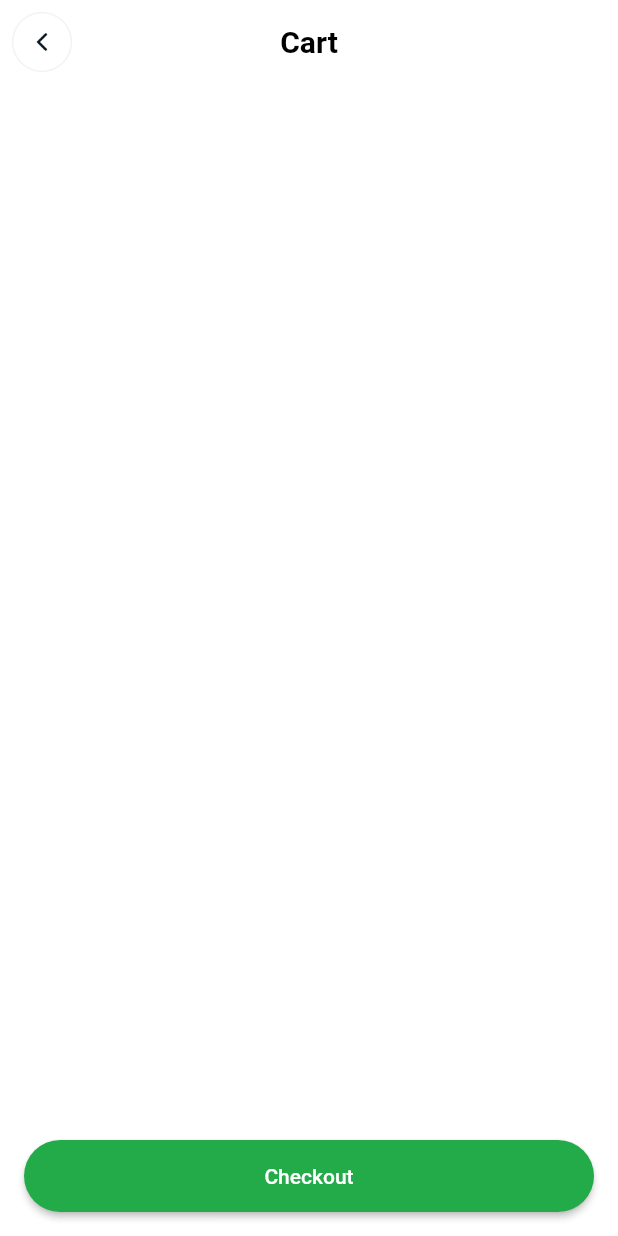
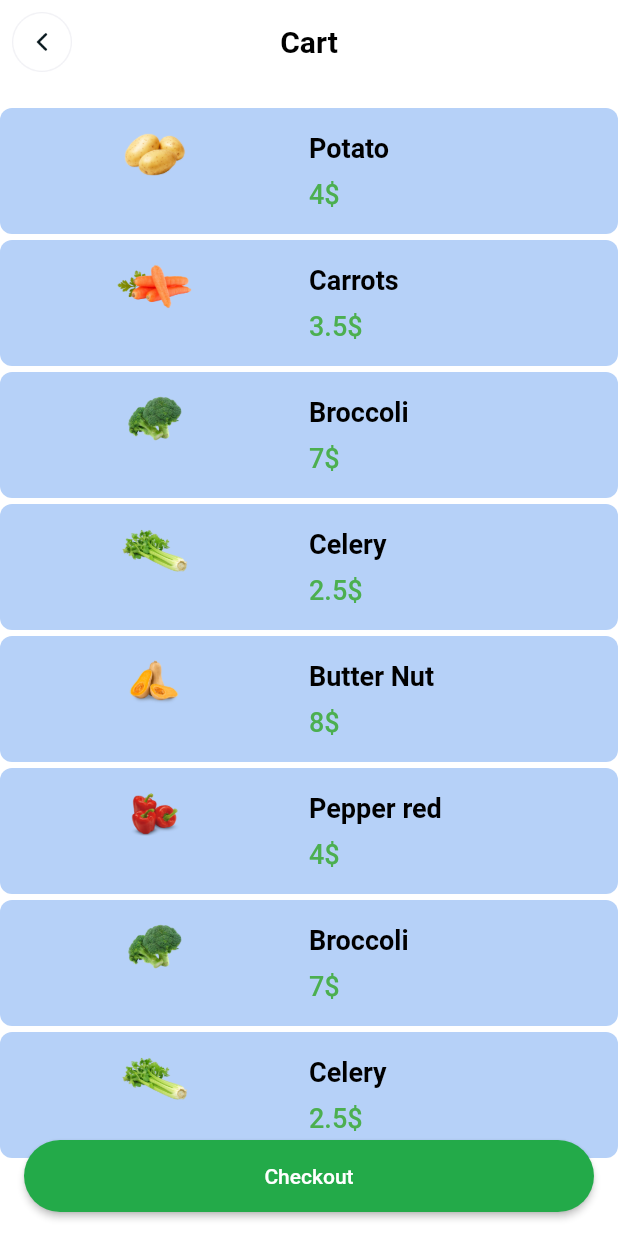
Before and after one commit to vtthinh17/CT484_Grocery_Store, a Flutter app: the CartScreen screen opened by its route, on a phone screen of 412 x 824 dp. Run offline on Flutter 3.47's test engine with Material 2 defaults, Android fonts, the phone set to English and light mode, and no system bars; our stand-ins replace carousel_slider.

Commit message:
final commit

```diff
--- a/lib/main.dart
+++ b/lib/main.dart
@@ -1,5 +1,4 @@
 import 'package:flutter/material.dart';
-import 'package:grocery_app/screens/details_product.dart';
 import 'utils/ui.dart';
 import 'utils/routes.dart';
 void main() {
--- /dev/null
+++ b/lib/models/cart_data.dart
@@ -0,0 +1,15 @@
+class CartItemModel{
+  final String name,imagePath,price;
+  CartItemModel({required this.name, required this.imagePath, required this.price});
+
+  static final cartItemList = [
+    CartItemModel(name: "Potato", imagePath: "assets/images/potato.png", price: "4\$"),
+    CartItemModel(name: "Carrots", imagePath: "assets/images/carrots.png", price: "3.5\$"),
+    CartItemModel(name: "Broccoli", imagePath: "assets/images/broccoli.png", price: "7\$"),
+    CartItemModel(name: "Celery", imagePath: "assets/images/celery.png", price: "2.5\$"),
+    CartItemModel(name: "Butter Nut", imagePath: "assets/images/butternut.png", price: "8\$"),
+    CartItemModel(name: "Pepper red", imagePath: "assets/images/pepper_red.png", price: "4\$"),
+    CartItemModel(name: "Broccoli", imagePath: "assets/images/broccoli.png", price: "7\$"),
+    CartItemModel(name: "Celery", imagePath: "assets/images/celery.png", price: "2.5\$"),
+  ];
+}
--- a/lib/screens/cart_screen.dart
+++ b/lib/screens/cart_screen.dart
@@ -1,5 +1,6 @@
 import 'package:flutter/material.dart';
 import '../utils/models.dart';
+import '../widgets/cart_item.dart';
 
 class CartScreen extends StatelessWidget {
   const CartScreen({Key? key}) : super(key: key);
@@ -32,17 +33,14 @@ class CartScreen extends StatelessWidget {
         children: [
           Container(
             margin: const EdgeInsets.symmetric(vertical: 16),
-            // child: ListView.separated(
-            //   separatorBuilder: (context, index) {
-            //     return Divider();
-            //   },
-            //   itemCount: cartItemList.length,
-            //   itemBuilder: (context, index) {
-            //     return Text(
-            //       cartItemsList[index].name
-            //     );
-            //   },
-            // ),
+           child: ListView.builder(
+            itemCount: CartItemModel.cartItemList.length,
+            itemBuilder: (context, index) {
+                return CartItem(
+                  item: CartItemModel.cartItemList[index],
+                );
+              },
+            ),
           ),
 
 
@@ -55,7 +53,9 @@ class CartScreen extends StatelessWidget {
               FractionallySizedBox(
                 widthFactor: 1,
                 child: ElevatedButton(
-                    onPressed: () {},
+                    onPressed: () {
+                      // Checkout handler
+                    },
                     style: TextButton.styleFrom(
                       padding: const EdgeInsets.symmetric(vertical: 16),
                       textStyle:
@@ -72,13 +72,4 @@ class CartScreen extends StatelessWidget {
       ),
     );
   }
-
-  Widget buildCartDetails( ){
-    return ListView(
-
-
-
-
-    );
-  }
 }
--- a/lib/screens/details_product.dart
+++ b/lib/screens/details_product.dart
@@ -1,8 +1,6 @@
 import 'package:flutter/material.dart';
 import 'package:provider/provider.dart';
-import '../utils/routes.dart';
 import '../utils/models.dart';
-import '../utils/ui.dart';
 
 class DetailsProductScreen extends StatefulWidget {
   final Product productDataModel;
@@ -100,8 +98,8 @@ class _DetailsProductScreenState extends State<DetailsProductScreen> {
             width: 300,
             child: ElevatedButton(
               onPressed: () {
+                // addItemToCart handler?
 
-                // addItemToCart
                 // cartItemsList.add(widget.productDataModel);
                 // for(int i=0; i<itemCount;i++){
                 //   cartItemsList.add(widget.productDataModel);
@@ -114,7 +112,7 @@ class _DetailsProductScreenState extends State<DetailsProductScreen> {
                   action: SnackBarAction(
                     label: 'Undo',
                     onPressed: () {
-                      //  removeItemFromCart
+                      //  removeItemFromCart handler?
                       ScaffoldMessenger.of(context).hideCurrentSnackBar();
                     },
                   ),
--- a/lib/screens/home.dart
+++ b/lib/screens/home.dart
@@ -1,12 +1,11 @@
 import 'package:flutter/material.dart';
-import 'package:grocery_app/screens/details_product.dart';
 import '../utils/ui.dart';
 import '../utils/routes.dart';
 import '../utils/models.dart';
 import 'package:carousel_slider/carousel_slider.dart';
 
 class HomeScreen extends StatefulWidget {
-  HomeScreen({Key? key}) : super(key: key);
+  const HomeScreen({Key? key}) : super(key: key);
 
   @override
   State<HomeScreen> createState() => _HomeScreenState();
--- a/lib/utils/models.dart
+++ b/lib/utils/models.dart
@@ -1,2 +1,3 @@
 export '../models/categories_data.dart';
 export '../models/products_data.dart';
+export '../models/cart_data.dart';
--- /dev/null
+++ b/lib/widgets/cart_item.dart
@@ -0,0 +1,56 @@
+import 'package:flutter/material.dart';
+import '../models/cart_data.dart';
+
+class CartItem extends StatefulWidget{
+  final CartItemModel item;
+  const CartItem({Key? key, required this.item}): super(key: key);
+
+  @override
+  State<CartItem> createState() => _CartItemState();
+}
+
+class _CartItemState extends State<CartItem>{
+  @override
+  Widget build(BuildContext context){
+    return Container(
+      margin: EdgeInsets.only(bottom: 4),
+      padding: const EdgeInsets.symmetric(vertical: 16),
+      decoration: const BoxDecoration(
+              color: Color.fromARGB(255, 182, 209, 248),
+              borderRadius: BorderRadius.all(
+                Radius.circular(8),
+              ),
+            ),
+      child: Row(
+        mainAxisAlignment: MainAxisAlignment.start,
+        crossAxisAlignment: CrossAxisAlignment.start,
+        children: [
+          Expanded(child: Image.asset(widget.item.imagePath,width: 30,height: 30,)),
+          Expanded(
+            child: Column(
+            mainAxisAlignment: MainAxisAlignment.start,
+            crossAxisAlignment: CrossAxisAlignment.start,
+            children: [
+              Text(
+                widget.item.name,
+                style: TextStyle(
+                  color: Colors.black,
+                  fontSize: 18,
+                  fontWeight: FontWeight.bold
+                ),
+                ),
+              SizedBox(height: 10,),
+              Text(widget.item.price,
+              style: TextStyle(
+                  color: Colors.green,
+                  fontSize: 18,
+                  fontWeight: FontWeight.w500
+                ),)
+            ],
+          )
+          ),
+        ],
+      ),
+    );
+  }
+}
```
